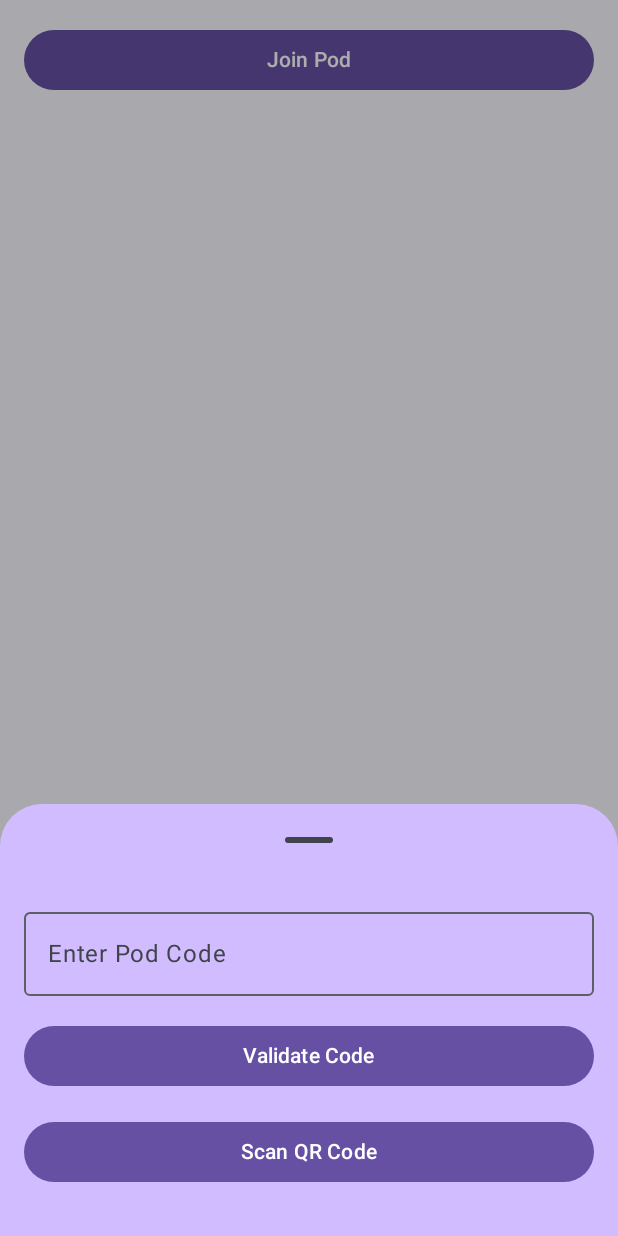
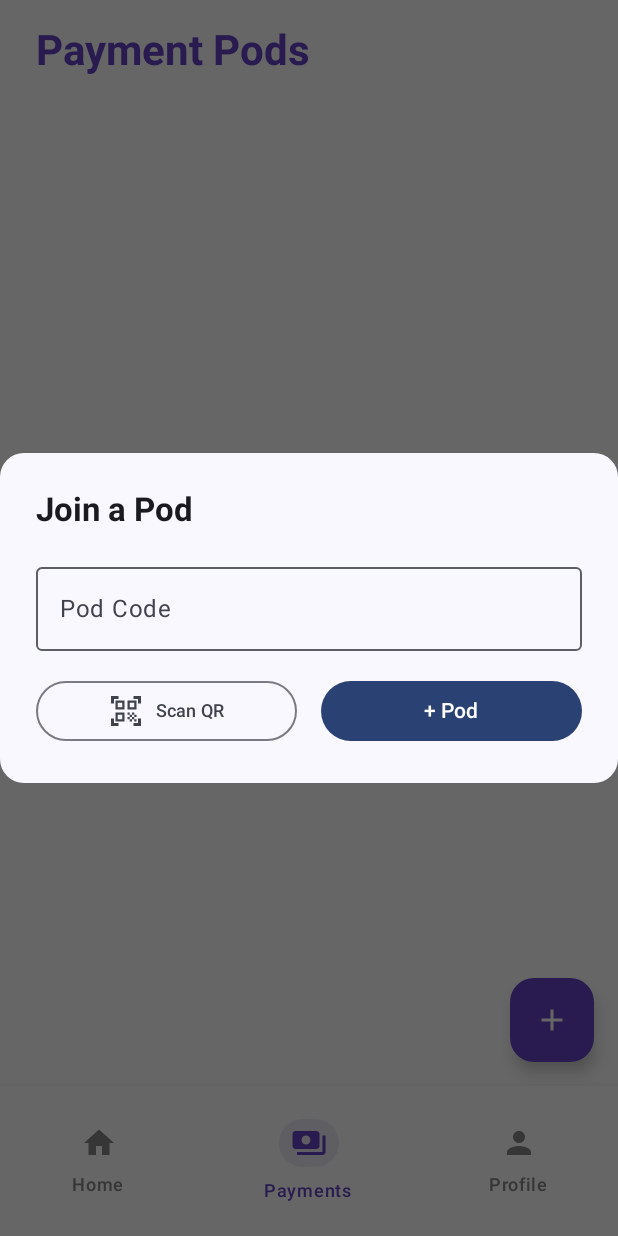
Before and after one commit to oyosokoto/Sharepoint---New-Repo-ICA, an Android app built with Jetpack Compose: the PaymentScreen screen opened through its navigation route, after a tap on "Join Pod", on a phone screen of 412 x 824 dp. Run offline under Robolectric (Android 15) with nearby library versions, the phone set to English and light mode, and no system bars.

Commit message:
theming and ui tweaks

```diff
--- /dev/null
+++ b/app/src/main/java/com/tees/mad/e4089074/sharepoint/ui/components/EmptyPod.kt
@@ -0,0 +1,48 @@
+package com.tees.mad.e4089074.sharepoint.ui.components
+
+import androidx.compose.foundation.layout.Arrangement
+import androidx.compose.foundation.layout.Column
+import androidx.compose.foundation.layout.Spacer
+import androidx.compose.foundation.layout.height
+import androidx.compose.foundation.layout.size
+import androidx.compose.material.icons.Icons
+import androidx.compose.material.icons.filled.Group
+import androidx.compose.material3.Icon
+import androidx.compose.material3.MaterialTheme
+import androidx.compose.material3.Text
+import androidx.compose.runtime.Composable
+import androidx.compose.ui.Alignment
+import androidx.compose.ui.Modifier
+import androidx.compose.ui.text.style.TextAlign
+import androidx.compose.ui.unit.dp
+import com.tees.mad.e4089074.sharepoint.ui.theme.PurpleDeep
+
+
+@Composable
+fun EmptyPodsState(modifier: Modifier = Modifier) {
+    Column(
+        modifier = modifier,
+        horizontalAlignment = Alignment.CenterHorizontally,
+        verticalArrangement = Arrangement.Center
+    ) {
+        Icon(
+            imageVector = Icons.Default.Group,
+            contentDescription = null,
+            modifier = Modifier.size(80.dp),
+            tint = PurpleDeep.copy(alpha = 0.5f)
+        )
+        Spacer(modifier = Modifier.height(16.dp))
+        Text(
+            text = "No Active Pods",
+            style = MaterialTheme.typography.titleLarge,
+            color = PurpleDeep.copy(alpha = 0.6f)
+        )
+        Spacer(modifier = Modifier.height(8.dp))
+        Text(
+            text = "Join a pod using the button below",
+            style = MaterialTheme.typography.bodyMedium,
+            color = PurpleDeep.copy(alpha = 0.5f),
+            textAlign = TextAlign.Center
+        )
+    }
+}
--- /dev/null
+++ b/app/src/main/java/com/tees/mad/e4089074/sharepoint/ui/components/JoinPodDialog.kt
@@ -0,0 +1,97 @@
+package com.tees.mad.e4089074.sharepoint.ui.components
+
+import androidx.compose.foundation.layout.Arrangement
+import androidx.compose.foundation.layout.Column
+import androidx.compose.foundation.layout.Row
+import androidx.compose.foundation.layout.Spacer
+import androidx.compose.foundation.layout.fillMaxWidth
+import androidx.compose.foundation.layout.height
+import androidx.compose.foundation.layout.padding
+import androidx.compose.foundation.layout.width
+import androidx.compose.foundation.shape.RoundedCornerShape
+import androidx.compose.material.icons.Icons
+import androidx.compose.material.icons.filled.QrCodeScanner
+import androidx.compose.material3.Button
+import androidx.compose.material3.Icon
+import androidx.compose.material3.MaterialTheme
+import androidx.compose.material3.OutlinedButton
+import androidx.compose.material3.OutlinedTextField
+import androidx.compose.material3.Surface
+import androidx.compose.material3.Text
+import androidx.compose.runtime.Composable
+import androidx.compose.ui.Modifier
+import androidx.compose.ui.text.font.FontWeight
+import androidx.compose.ui.unit.dp
+import androidx.compose.ui.unit.sp
+import androidx.compose.ui.window.Dialog
+
+@Composable
+fun JoinPodDialog(
+    podCode: String,
+    isError: Boolean,
+    onPodCodeChange: (String) -> Unit,
+    onDismiss: () -> Unit,
+    onScanQrCode: () -> Unit,
+    onJoin: () -> Unit
+) {
+    Dialog(onDismissRequest = onDismiss) {
+        Surface(
+            shape = RoundedCornerShape(16.dp),
+            color = MaterialTheme.colorScheme.surface
+        ) {
+            Column(
+                modifier = Modifier
+                    .padding(24.dp)
+                    .fillMaxWidth()
+            ) {
+                Text(
+                    text = "Join a Pod",
+                    style = MaterialTheme.typography.titleLarge,
+                    fontWeight = FontWeight.Bold
+                )
+
+                Spacer(modifier = Modifier.height(16.dp))
+
+                OutlinedTextField(
+                    value = podCode,
+                    onValueChange = onPodCodeChange,
+                    label = { Text("Pod Code") },
+                    singleLine = true,
+                    isError = isError,
+                    modifier = Modifier.fillMaxWidth(),
+                    supportingText = if (isError) {
+                        { Text("Please enter a valid pod code") }
+                    } else null
+                )
+
+                Spacer(modifier = Modifier.height(16.dp))
+
+                Row(
+                    modifier = Modifier.fillMaxWidth(),
+                    horizontalArrangement = Arrangement.SpaceBetween
+                ) {
+                    OutlinedButton(
+                        onClick = onScanQrCode,
+                        modifier = Modifier.weight(1f)
+                    ) {
+                        Icon(
+                            imageVector = Icons.Default.QrCodeScanner,
+                            contentDescription = "Scan QR"
+                        )
+                        Spacer(modifier = Modifier.width(8.dp))
+                        Text(text = "Scan QR", fontSize = 12.sp)
+                    }
+
+                    Spacer(modifier = Modifier.width(16.dp))
+
+                    Button(
+                        onClick = onJoin,
+                        modifier = Modifier.weight(1f)
+                    ) {
+                        Text("+ Pod")
+                    }
+                }
+            }
+        }
+    }
+}
--- a/app/src/main/java/com/tees/mad/e4089074/sharepoint/ui/screens/dashboard/payment/PaymentScreen.kt
+++ b/app/src/main/java/com/tees/mad/e4089074/sharepoint/ui/screens/dashboard/payment/PaymentScreen.kt
@@ -1,167 +1,131 @@
 package com.tees.mad.e4089074.sharepoint.ui.screens.dashboard.payment
 
-import android.annotation.SuppressLint
-import androidx.compose.foundation.background
 import androidx.compose.foundation.layout.Arrangement
 import androidx.compose.foundation.layout.Column
 import androidx.compose.foundation.layout.Spacer
+import androidx.compose.foundation.layout.fillMaxSize
 import androidx.compose.foundation.layout.fillMaxWidth
 import androidx.compose.foundation.layout.height
 import androidx.compose.foundation.layout.padding
-import androidx.compose.foundation.shape.RoundedCornerShape
-import androidx.compose.material3.Button
-import androidx.compose.material3.ButtonDefaults
-import androidx.compose.material3.ExperimentalMaterial3Api
-import androidx.compose.material3.ModalBottomSheet
-import androidx.compose.material3.OutlinedTextField
+import androidx.compose.foundation.layout.size
+import androidx.compose.foundation.lazy.LazyColumn
+import androidx.compose.foundation.lazy.items
+import androidx.compose.material.icons.Icons
+import androidx.compose.material.icons.filled.Add
+import androidx.compose.material.icons.filled.Group
+import androidx.compose.material3.FloatingActionButton
+import androidx.compose.material3.Icon
+import androidx.compose.material3.MaterialTheme
 import androidx.compose.material3.Scaffold
+import androidx.compose.material3.Surface
 import androidx.compose.material3.Text
-import androidx.compose.material3.rememberModalBottomSheetState
 import androidx.compose.runtime.Composable
 import androidx.compose.runtime.getValue
+import androidx.compose.runtime.mutableStateListOf
 import androidx.compose.runtime.mutableStateOf
 import androidx.compose.runtime.remember
-import androidx.compose.runtime.rememberCoroutineScope
 import androidx.compose.runtime.setValue
 import androidx.compose.ui.Alignment
 import androidx.compose.ui.Modifier
-import androidx.compose.ui.graphics.Color
 import androidx.compose.ui.text.font.FontWeight
-import androidx.compose.ui.tooling.preview.Preview
+import androidx.compose.ui.text.style.TextAlign
 import androidx.compose.ui.unit.dp
-import androidx.compose.ui.unit.sp
 import androidx.navigation.NavHostController
 import androidx.navigation.compose.rememberNavController
-import com.tees.mad.e4089074.sharepoint.ui.theme.Purple40
-import com.tees.mad.e4089074.sharepoint.ui.theme.Purple80
-import kotlinx.coroutines.launch
+import com.tees.mad.e4089074.sharepoint.ui.components.EmptyPodsState
+import com.tees.mad.e4089074.sharepoint.ui.components.JoinPodDialog
+import com.tees.mad.e4089074.sharepoint.ui.components.PodCard
+import com.tees.mad.e4089074.sharepoint.ui.theme.PurpleDeep
+import com.tees.mad.e4089074.sharepoint.ui.theme.White
+import com.tees.mad.e4089074.sharepoint.util.PodDetails
 
-@OptIn(ExperimentalMaterial3Api::class)
-@SuppressLint("UnusedMaterial3ScaffoldPaddingParameter")
 @Composable
 fun PaymentScreen(
     modifier: Modifier = Modifier,
     navController: NavHostController = rememberNavController()
 ) {
-    var showBottomSheet by remember { mutableStateOf(false) }
-    val bottomSheetState = rememberModalBottomSheetState(skipPartiallyExpanded = true)
-    val scope = rememberCoroutineScope()
+    val pods = remember { mutableStateListOf<PodDetails>() }
+    var showJoinPodDialog by remember { mutableStateOf(false) }
     var podCode by remember { mutableStateOf("") }
-    var showPodDetails by remember { mutableStateOf(false) }
-    var showWrongCode by remember { mutableStateOf(false) }
-    val podDetails = remember {
-        mutableStateOf(PodDetails("12345", "The Best Pod", "10"))
-    }
+    var isCodeError by remember { mutableStateOf(false) }
 
-    Scaffold {
-        Column(
-            modifier = modifier
-                .fillMaxWidth()
-                .padding(16.dp),
-            horizontalAlignment = Alignment.CenterHorizontally,
-            verticalArrangement = Arrangement.Center
+    Scaffold(
+        floatingActionButton = {
+            FloatingActionButton(
+                onClick = { showJoinPodDialog = true },
+                containerColor = PurpleDeep
             ) {
-            Button(
-                onClick = { showBottomSheet = true },
-                colors = ButtonDefaults.buttonColors(containerColor = Purple40),
-                modifier = Modifier.fillMaxWidth()
-            ) {
-                Text("Join Pod", color = Color.White)
+                Icon(
+                    imageVector = Icons.Default.Add,
+                    contentDescription = "Join Pod",
+                    tint = MaterialTheme.colorScheme.onPrimary
+                )
             }
         }
-        if (showBottomSheet) {
-            ModalBottomSheet(
-                sheetState = bottomSheetState,
-                onDismissRequest = { showBottomSheet = false },
-                modifier = Modifier.fillMaxWidth(),
-                containerColor = Purple80
+    ) { paddingValues ->
+        Surface(
+            modifier = modifier.fillMaxSize(),
+            color = White
         ) {
             Column(
                 modifier = Modifier
-                        .fillMaxWidth()
-                        .padding(16.dp)
+                    .fillMaxSize()
+                    .padding(paddingValues)
+                    .padding(horizontal = 24.dp, vertical = 16.dp)
             ) {
-                    OutlinedTextField(
-                        value = podCode,
-                        onValueChange = {
-                            podCode = it
-                            showWrongCode = false
-                        },
-                        label = { Text("Enter Pod Code") },
-                        modifier = Modifier.fillMaxWidth()
+                Text(
+                    text = "Payment Pods",
+                    style = MaterialTheme.typography.headlineMedium,
+                    fontWeight = FontWeight.Bold,
+                    modifier = Modifier.padding(bottom = 24.dp),
+                    color = PurpleDeep
                 )
-                    Spacer(modifier = Modifier.height(16.dp))
-                    if (showWrongCode) {
-                        Text(
-                            text = "Wrong Pod Code",
-                            color = Color.Red
-                        )
-                    }
-                    Button(
-                        onClick = {
-                            if (podCode == podDetails.value.code) {
-                                showPodDetails = true
-                                scope.launch { bottomSheetState.hide() }
-                                showBottomSheet = false
-                            } else {
-                                showWrongCode = true
-                            }
-                        },
-                        modifier = Modifier.fillMaxWidth(),
-                        colors = ButtonDefaults.buttonColors(containerColor = Purple40)
-                    ) {
-                        Text(text = "Validate Code", color = Color.White)
-                    }
-                    Spacer(modifier = Modifier.height(16.dp))
 
-                    Button(
-                        onClick = { },
-                        modifier = Modifier.fillMaxWidth(),
-                        colors = ButtonDefaults.buttonColors(containerColor = Purple40)
-                    ) {
-                        Text(text = "Scan QR Code", color = Color.White)
-                    }
-                    Spacer(modifier = Modifier.height(16.dp))
-                }
-            }
-        }
-        if (showPodDetails) {
-            Column(
+                if (pods.isEmpty()) {
+                    EmptyPodsState(
                         modifier = Modifier
                             .fillMaxWidth()
-                    .padding(16.dp)
-                    .background(Purple40, RoundedCornerShape(8.dp)),
+                            .weight(1f)
+                    )
+                } else {
+                    LazyColumn(
+                        modifier = Modifier.fillMaxSize(),
+                        verticalArrangement = Arrangement.spacedBy(16.dp)
                     ) {
-                Text(
-                    text = "Pod Code: ${podDetails.value.code}",
-                    color = Color.White,
-                    fontWeight = FontWeight.Bold,
-                    fontSize = 16.sp,
-                    modifier = Modifier.padding(8.dp)
-                )
-                Text(
-                    text = "Pod Name: ${podDetails.value.name}",
-                    color = Color.White,
-                    fontWeight = FontWeight.Bold,
-                    fontSize = 16.sp,
-                    modifier = Modifier.padding(8.dp)
-                )
-                Text(
-                    text = "Total Participants: ${podDetails.value.participants}",
-                    color = Color.White,
-                    fontWeight = FontWeight.Bold,
-                    fontSize = 16.sp,
-                    modifier = Modifier.padding(8.dp)
-                )
+                        items(pods) { pod ->
+                            PodCard(pod = pod)
+                        }
                     }
                 }
             }
         }
 
-data class PodDetails(val code: String, val name: String, val participants: String)
-
-@Preview(showBackground = true)
-@Composable
-fun PaymentScreenPreview() {
-    PaymentScreen()
+        if (showJoinPodDialog) {
+            JoinPodDialog(
+                podCode = podCode,
+                isError = isCodeError,
+                onPodCodeChange = {
+                    podCode = it
+                    isCodeError = false
+                },
+                onDismiss = { showJoinPodDialog = false },
+                onScanQrCode = { /* Implement QR scanning */ },
+                onJoin = {
+                    if (podCode.isNotBlank() && podCode.length >= 4) {
+                        // In a real app, you would validate with an API
+                        val newPod = PodDetails(
+                            code = podCode,
+                            name = "Pod ${podCode.takeLast(4)}",
+                            participants = (5..20).random().toString()
+                        )
+                        pods.add(newPod)
+                        podCode = ""
+                        showJoinPodDialog = false
+                    } else {
+                        isCodeError = true
                     }
+                }
+            )
+        }
+    }
+}
--- a/app/src/main/java/com/tees/mad/e4089074/sharepoint/ui/screens/dashboard/profile/ProfileScreen.kt
+++ b/app/src/main/java/com/tees/mad/e4089074/sharepoint/ui/screens/dashboard/profile/ProfileScreen.kt
@@ -207,7 +207,7 @@ fun ProfileScreen(
                 }
             }
 
-            Spacer(modifier = Modifier.height(24.dp))
+            Spacer(modifier = Modifier.height(60.dp))
 
             // Logout button
             Button(
--- /dev/null
+++ b/app/src/main/java/com/tees/mad/e4089074/sharepoint/util/PaymentPodData.kt
@@ -0,0 +1,3 @@
+package com.tees.mad.e4089074.sharepoint.util;
+
+data class PodDetails(val code: String, val name: String, val participants: String)
```
Also changed, not shown: app/src/main/java/com/tees/mad/e4089074/sharepoint/ui/components/PodCard.kt (added, +92 -0 lines). Lines whose indentation alone changed are shown as unchanged.
